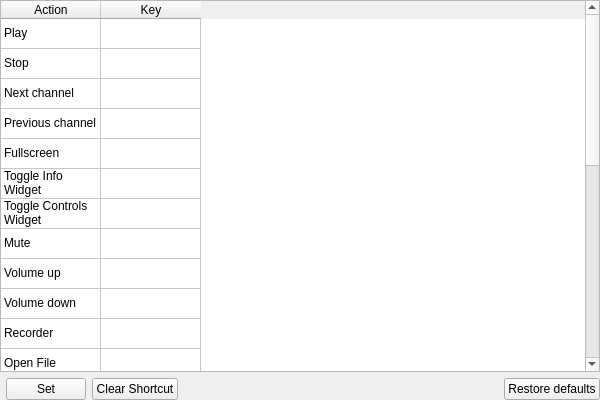
ntadej/tano, file src/ui/settings/SettingsShortcuts.ui: the form before one commit.
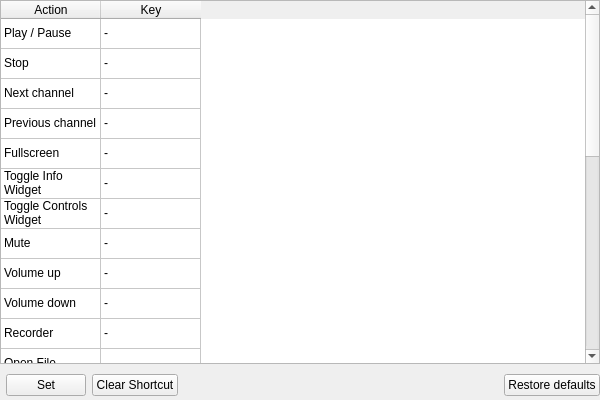
The form after the commit. Icons and pictures are not drawn. Custom widgets are drawn as their Qt base class.

Commit message: Playlist / Info OSD in fullscreen

What changed in the file:
```diff
--- a/src/ui/settings/SettingsShortcuts.ui
+++ b/src/ui/settings/SettingsShortcuts.ui
@@ -122,17 +122,22 @@
      </row>
      <row>
       <property name="text">
-       <string/>
+       <string notr="true"/>
       </property>
      </row>
      <row>
       <property name="text">
-       <string/>
+       <string notr="true"/>
       </property>
      </row>
      <row>
       <property name="text">
-       <string/>
+       <string notr="true"/>
+      </property>
+     </row>
+     <row>
+      <property name="text">
+       <string notr="true"/>
       </property>
      </row>
      <row>
@@ -162,7 +167,7 @@
      </column>
      <item row="0" column="0">
       <property name="text">
-       <string>Play</string>
+       <string>Play / Pause</string>
       </property>
       <property name="flags">
        <set>ItemIsDragEnabled|ItemIsUserCheckable|ItemIsEnabled</set>
@@ -170,7 +175,7 @@
      </item>
      <item row="0" column="1">
       <property name="text">
-       <string notr="true"/>
+       <string notr="true">-</string>
       </property>
      </item>
      <item row="1" column="0">
@@ -183,7 +188,7 @@
      </item>
      <item row="1" column="1">
       <property name="text">
-       <string notr="true"/>
+       <string notr="true">-</string>
       </property>
      </item>
      <item row="2" column="0">
@@ -196,7 +201,7 @@
      </item>
      <item row="2" column="1">
       <property name="text">
-       <string notr="true"/>
+       <string notr="true">-</string>
       </property>
      </item>
      <item row="3" column="0">
@@ -209,7 +214,7 @@
      </item>
      <item row="3" column="1">
       <property name="text">
-       <string notr="true"/>
+       <string notr="true">-</string>
       </property>
      </item>
      <item row="4" column="0">
@@ -222,7 +227,7 @@
      </item>
      <item row="4" column="1">
       <property name="text">
-       <string notr="true"/>
+       <string notr="true">-</string>
       </property>
      </item>
      <item row="5" column="0">
@@ -232,7 +237,7 @@
      </item>
      <item row="5" column="1">
       <property name="text">
-       <string notr="true"/>
+       <string notr="true">-</string>
       </property>
      </item>
      <item row="6" column="0">
@@ -242,7 +247,7 @@
      </item>
      <item row="6" column="1">
       <property name="text">
-       <string notr="true"/>
+       <string notr="true">-</string>
       </property>
      </item>
      <item row="7" column="0">
@@ -255,7 +260,7 @@
      </item>
      <item row="7" column="1">
       <property name="text">
-       <string notr="true"/>
+       <string notr="true">-</string>
       </property>
      </item>
      <item row="8" column="0">
@@ -268,7 +273,7 @@
      </item>
      <item row="8" column="1">
       <property name="text">
-       <string notr="true"/>
+       <string notr="true">-</string>
       </property>
      </item>
      <item row="9" column="0">
@@ -281,7 +286,7 @@
      </item>
      <item row="9" column="1">
       <property name="text">
-       <string notr="true"/>
+       <string notr="true">-</string>
       </property>
      </item>
      <item row="10" column="0">
@@ -294,7 +299,7 @@
      </item>
      <item row="10" column="1">
       <property name="text">
-       <string notr="true"/>
+       <string notr="true">-</string>
       </property>
      </item>
      <item row="11" column="0">
@@ -307,7 +312,7 @@
      </item>
      <item row="11" column="1">
       <property name="text">
-       <string notr="true"/>
+       <string notr="true">-</string>
       </property>
      </item>
      <item row="12" column="0">
@@ -320,7 +325,7 @@
      </item>
      <item row="12" column="1">
       <property name="text">
-       <string notr="true"/>
+       <string notr="true">-</string>
       </property>
      </item>
      <item row="13" column="0">
@@ -333,7 +338,7 @@
      </item>
      <item row="13" column="1">
       <property name="text">
-       <string notr="true"/>
+       <string notr="true">-</string>
       </property>
      </item>
      <item row="14" column="0">
@@ -346,7 +351,7 @@
      </item>
      <item row="14" column="1">
       <property name="text">
-       <string notr="true"/>
+       <string notr="true">-</string>
       </property>
      </item>
      <item row="15" column="0">
@@ -359,7 +364,7 @@
      </item>
      <item row="15" column="1">
       <property name="text">
-       <string notr="true"/>
+       <string notr="true">-</string>
       </property>
      </item>
      <item row="16" column="0">
@@ -372,7 +377,7 @@
      </item>
      <item row="16" column="1">
       <property name="text">
-       <string notr="true"/>
+       <string notr="true">-</string>
       </property>
      </item>
      <item row="17" column="0">
@@ -385,7 +390,7 @@
      </item>
      <item row="17" column="1">
       <property name="text">
-       <string notr="true"/>
+       <string notr="true">-</string>
       </property>
      </item>
      <item row="18" column="0">
@@ -398,52 +403,77 @@
      </item>
      <item row="18" column="1">
       <property name="text">
-       <string notr="true"/>
+       <string notr="true">-</string>
       </property>
      </item>
      <item row="19" column="0">
       <property name="text">
-       <string>Next audio track</string>
+       <string>Enable Info OSD in Fullscreen mode</string>
+      </property>
+     </item>
+     <item row="19" column="1">
+      <property name="text">
+       <string notr="true">-</string>
       </property>
      </item>
      <item row="20" column="0">
       <property name="text">
-       <string>Next video track</string>
+       <string>Next audio track</string>
+      </property>
+     </item>
+     <item row="20" column="1">
+      <property name="text">
+       <string notr="true">-</string>
       </property>
      </item>
      <item row="21" column="0">
       <property name="text">
-       <string>Next subtitle track</string>
+       <string>Next video track</string>
+      </property>
+     </item>
+     <item row="21" column="1">
+      <property name="text">
+       <string notr="true">-</string>
       </property>
      </item>
      <item row="22" column="0">
       <property name="text">
-       <string>Next aspect ratio mode</string>
+       <string>Next subtitle track</string>
       </property>
      </item>
      <item row="22" column="1">
       <property name="text">
-       <string notr="true"/>
+       <string notr="true">-</string>
       </property>
      </item>
      <item row="23" column="0">
       <property name="text">
-       <string>Next crop mode</string>
+       <string>Next aspect ratio mode</string>
       </property>
      </item>
      <item row="23" column="1">
       <property name="text">
-       <string notr="true"/>
+       <string notr="true">-</string>
       </property>
      </item>
      <item row="24" column="0">
       <property name="text">
-       <string>Next deinterlace mode</string>
+       <string>Next crop mode</string>
       </property>
      </item>
      <item row="24" column="1">
       <property name="text">
-       <string notr="true"/>
+       <string notr="true">-</string>
+      </property>
+     </item>
+     <item row="25" column="0">
+      <property name="text">
+       <string>Next deinterlace mode</string>
+      </property>
+     </item>
+     <item row="25" column="1">
+      <property name="text">
+       <string notr="true">-</string>
       </property>
      </item>
     </widget>
@@ -513,7 +543,14 @@
     </widget>
    </item>
    <item row="1" column="0">
-    <widget class="QtKeySequenceEdit" name="keyEditor" native="true"/>
+    <widget class="QtKeySequenceEdit" name="keyEditor" native="true">
+     <property name="minimumSize">
+      <size>
+       <width>0</width>
+       <height>30</height>
+      </size>
+     </property>
+    </widget>
    </item>
   </layout>
  </widget>
```
The commit also changes 14 other files.
